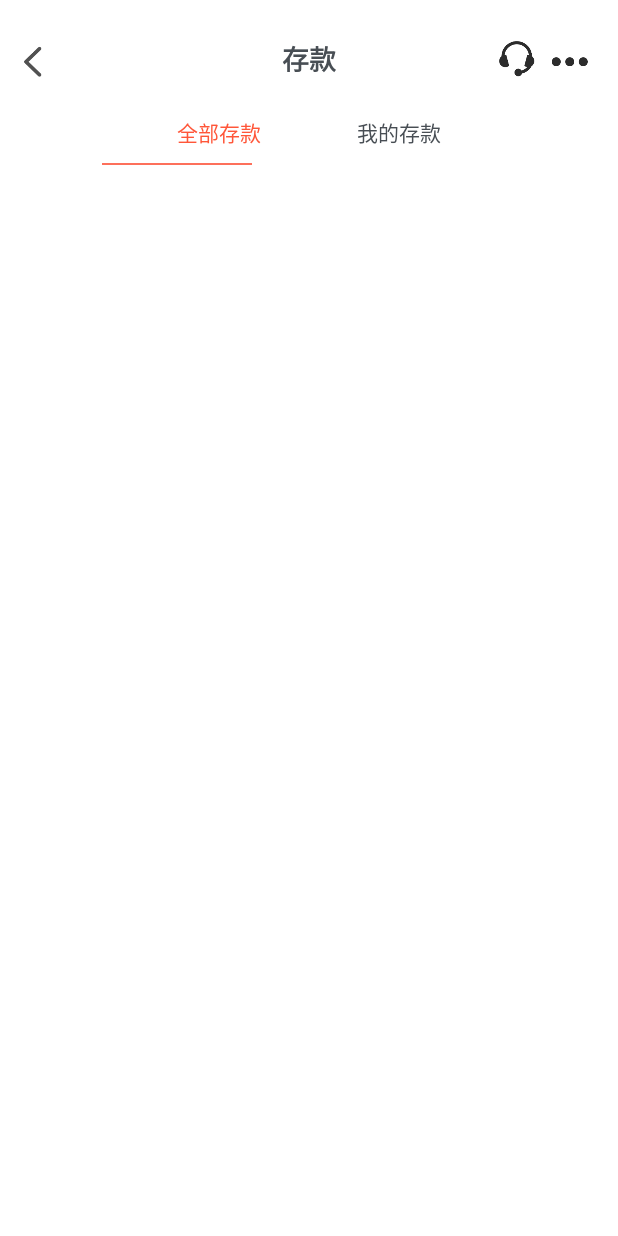
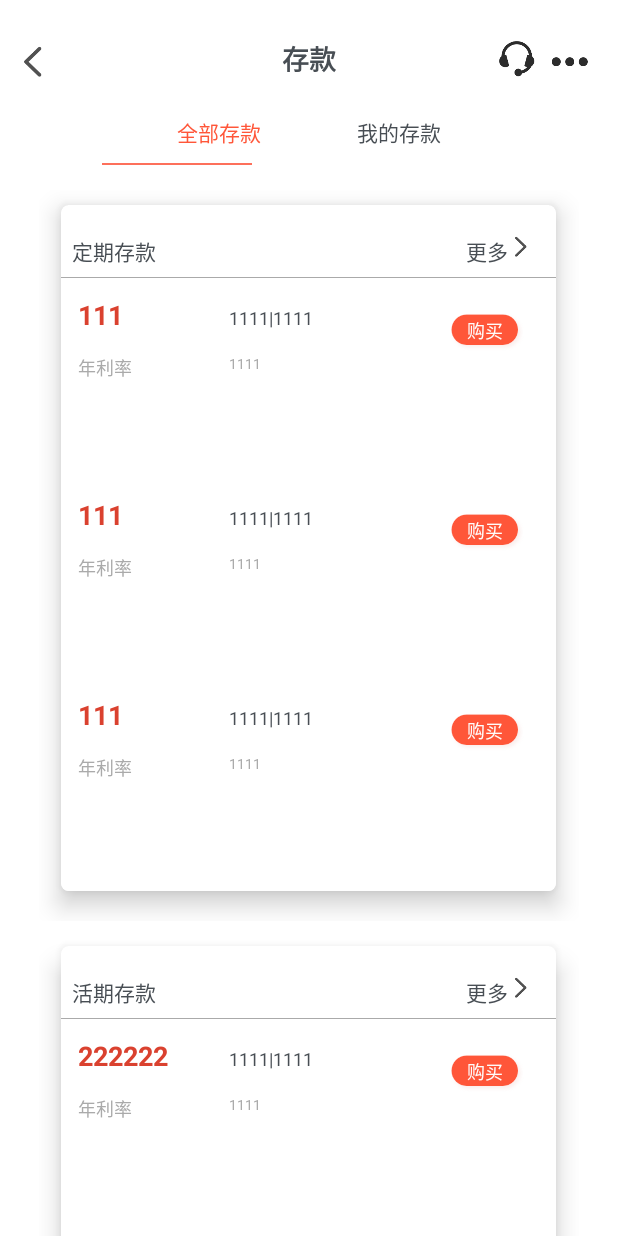
Before and after one commit to fiveobj/bank, an Android app: the DepositActivity screen opened directly, with no data from a screen before it, on a phone screen of 412 x 824 dp. Run offline under Robolectric (Android 15) with nearby library versions, the phone set to English and light mode, and no system bars.

Commit message:
实现全部存款界面，界面item差一点美化

```diff
--- /dev/null
+++ b/app/src/main/java/com/example/bank/VIEW/CustomShadowView.java
@@ -0,0 +1,30 @@
+package com.example.bank.VIEW;
+
+import android.content.Context;
+import android.graphics.Canvas;
+import android.graphics.Color;
+import android.graphics.Paint;
+import android.graphics.RectF;
+import android.util.AttributeSet;
+import android.view.View;
+
+//阴影view
+public class CustomShadowView extends View {
+    private Paint mPaint;
+
+    public CustomShadowView(Context context, AttributeSet attrs) {
+        super(context, attrs);
+        mPaint = new Paint();
+        mPaint.setColor(Color.YELLOW);
+        this.setLayerType(View.LAYER_TYPE_SOFTWARE, null);
+    }
+
+    @Override
+    protected void onDraw(Canvas canvas) {
+        super.onDraw(canvas);
+        //绘制阴影，param1：模糊半径；param2：x轴大小：param3：y轴大小；param4：阴影颜色
+        mPaint.setShadowLayer(10F, 15F, 15F, Color.GRAY);
+        RectF rect = new RectF(0 , 0, 1000, 2000);
+        canvas.drawRoundRect(rect, (float)200, (float)75, mPaint);
+    }
+}
--- /dev/null
+++ b/app/src/main/java/com/example/bank/adapter/Money_deposit_all_adapter.java
@@ -0,0 +1,71 @@
+package com.example.bank.adapter;
+
+import android.content.Context;
+import android.util.Log;
+import android.view.LayoutInflater;
+import android.view.View;
+import android.view.ViewGroup;
+import android.widget.LinearLayout;
+import android.widget.TextView;
+
+import androidx.annotation.NonNull;
+import androidx.recyclerview.widget.GridLayoutManager;
+import androidx.recyclerview.widget.LinearLayoutManager;
+import androidx.recyclerview.widget.RecyclerView;
+
+import com.example.bank.R;
+import com.example.bank.myclass.Money_deposit_all_item1;
+import com.example.bank.myclass.Money_deposit_all_item2;
+import com.example.bank.myclass.Money_fItem;
+
+import java.util.ArrayList;
+
+public class Money_deposit_all_adapter extends RecyclerView.Adapter<RecyclerView.ViewHolder> {
+
+    private Context context;
+    private ArrayList<Money_deposit_all_item1> list = new ArrayList<>();
+    private ArrayList<Money_deposit_all_item2> list1=new ArrayList<>();
+
+    public Money_deposit_all_adapter(Context context, ArrayList<Money_deposit_all_item1> list)
+    {
+        this.context=context;
+        this.list=list;
+        this.list1=list1;
+    }
+    @NonNull
+    @Override
+    public RecyclerView.ViewHolder onCreateViewHolder(@NonNull ViewGroup parent, int viewType) {
+        ViewHolder viewHolder=new ViewHolder(LayoutInflater.from(context).inflate(R.layout.item_money_all_deposit_fragment,parent,false));
+
+        return viewHolder;
+    }
+
+    @Override
+    public void onBindViewHolder(@NonNull RecyclerView.ViewHolder holder, int position) {
+        ViewHolder vh=(ViewHolder) holder;
+        vh.name.setText(list.get(position).getName());
+        Log.d("adapter1",list.get(position).getName());
+        Money_deposit_all_son_adapter adapter=new Money_deposit_all_son_adapter(context,list.get(position).getList());
+        GridLayoutManager gridLayoutManager=new GridLayoutManager(context,1,GridLayoutManager.VERTICAL,false);
+        gridLayoutManager.setOrientation(LinearLayoutManager.VERTICAL);
+        vh.recyc2.setLayoutManager(gridLayoutManager);
+        vh.recyc2.setAdapter(adapter);
+
+
+    }
+
+    @Override
+    public int getItemCount() {
+        return list.size();
+    }
+
+    class ViewHolder extends RecyclerView.ViewHolder{
+        private TextView name;
+        private RecyclerView recyc2;
+        public ViewHolder(@NonNull View itemView) {
+            super(itemView);
+            name=itemView.findViewById(R.id.item_money_all_deposit_ftv);
+            recyc2=itemView.findViewById(R.id.item_money_all_deposit_frecyc);
+        }
+    }
+}
--- /dev/null
+++ b/app/src/main/java/com/example/bank/adapter/Money_deposit_all_son_adapter.java
@@ -0,0 +1,67 @@
+package com.example.bank.adapter;
+
+import android.content.Context;
+import android.view.LayoutInflater;
+import android.view.View;
+import android.view.ViewGroup;
+import android.widget.ImageView;
+import android.widget.RelativeLayout;
+import android.widget.TextView;
+
+import androidx.annotation.NonNull;
+import androidx.recyclerview.widget.RecyclerView;
+
+import com.example.bank.R;
+import com.example.bank.myclass.Money_deposit_all_item2;
+
+import java.util.ArrayList;
+
+public class Money_deposit_all_son_adapter extends RecyclerView.Adapter<RecyclerView.ViewHolder> {
+
+    private Context context;
+    private ArrayList<Money_deposit_all_item2> list=new ArrayList<>();
+
+    Money_deposit_all_son_adapter(Context context, ArrayList<Money_deposit_all_item2> list)
+    {
+        this.context=context;
+        this.list=list;
+    }
+    @NonNull
+    @Override
+    public RecyclerView.ViewHolder onCreateViewHolder(@NonNull ViewGroup parent, int viewType) {
+        View view=LayoutInflater.from(context).inflate(R.layout.item_money_all_deposit_fragment1,parent,false);
+        ViewHolder viewHolder=new ViewHolder(view);
+        view.setLayoutParams(new RelativeLayout.LayoutParams(ViewGroup.LayoutParams.WRAP_CONTENT, 200));
+        return viewHolder;
+    }
+
+    @Override
+    public void onBindViewHolder(@NonNull RecyclerView.ViewHolder holder, int position) {
+        ViewHolder vh=(ViewHolder) holder;
+        vh.rate.setText(list.get(position).getRate());
+        vh.time.setText(list.get(position).getTime());
+        vh.money.setText(list.get(position).getMoneystart());
+        vh.brief.setText(list.get(position).getBrief());
+
+
+    }
+
+    @Override
+    public int getItemCount() {
+        return list.size();
+    }
+
+    class ViewHolder extends RecyclerView.ViewHolder{
+
+        private TextView rate,time,money,brief;
+        private ImageView button;
+        public ViewHolder(@NonNull View itemView) {
+            super(itemView);
+            rate=itemView.findViewById(R.id.item_money_all_deposit_f1rate);
+            time=itemView.findViewById(R.id.item_money_all_deposit_f1time);
+            money=itemView.findViewById(R.id.item_money_all_deposit_f1money);
+            brief=itemView.findViewById(R.id.item_money_all_deposit_f1brief);
+            button=itemView.findViewById(R.id.item_money_all_deposit_f1bue);
+        }
+    }
+}
--- a/app/src/main/java/com/example/bank/deposit/DepositActivity.java
+++ b/app/src/main/java/com/example/bank/deposit/DepositActivity.java
@@ -5,6 +5,8 @@ import androidx.core.content.ContextCompat;
 import androidx.core.view.ViewCompat;
 import androidx.viewpager.widget.ViewPager;
 
+import android.app.FragmentManager;
+import android.app.FragmentTransaction;
 import android.os.Bundle;
 import android.view.View;
 import android.view.animation.Animation;
@@ -13,6 +15,7 @@ import android.widget.ImageView;
 import android.widget.TableLayout;
 
 import com.example.bank.R;
+import com.example.bank.fragment.homeFragment;
 import com.google.android.material.tabs.TabLayout;
 
 import java.util.ArrayList;
@@ -20,6 +23,8 @@ import java.util.List;
 
 public class DepositActivity extends AppCompatActivity {
 
+    private FragmentManager manager;
+    private FragmentTransaction transaction;
 
     private ImageView test;
     @Override
@@ -42,5 +47,10 @@ public class DepositActivity extends AppCompatActivity {
                 test.startAnimation(animation);
             }
         });
+
+        manager=getFragmentManager();
+        transaction=manager.beginTransaction();
+        transaction.add(R.id.deposit_layout,new MoneyAllDepositFragment());
+        transaction.commit();
     }
 }
--- /dev/null
+++ b/app/src/main/java/com/example/bank/deposit/MoneyAllDepositFragment.java
@@ -0,0 +1,105 @@
+package com.example.bank.deposit;
+
+import android.os.Bundle;
+
+import androidx.fragment.app.Fragment;
+import androidx.recyclerview.widget.GridLayoutManager;
+import androidx.recyclerview.widget.LinearLayoutManager;
+import androidx.recyclerview.widget.RecyclerView;
+
+import android.util.Log;
+import android.view.LayoutInflater;
+import android.view.View;
+import android.view.ViewGroup;
+
+import com.example.bank.R;
+import com.example.bank.adapter.Money_deposit_all_adapter;
+import com.example.bank.myclass.Money_deposit_all_item1;
+import com.example.bank.myclass.Money_deposit_all_item2;
+import com.example.bank.tool.SpaceItemDecoration;
+
+import java.util.ArrayList;
+
+/**
+ * A simple {@link Fragment} subclass.
+ * Use the {@link MoneyAllDepositFragment#newInstance} factory method to
+ * create an instance of this fragment.
+ */
+public class MoneyAllDepositFragment extends android.app.Fragment {
+
+    // TODO: Rename parameter arguments, choose names that match
+    // the fragment initialization parameters, e.g. ARG_ITEM_NUMBER
+    private static final String ARG_PARAM1 = "param1";
+    private static final String ARG_PARAM2 = "param2";
+
+    // TODO: Rename and change types of parameters
+    private String mParam1;
+    private String mParam2;
+
+    public MoneyAllDepositFragment() {
+        // Required empty public constructor
+    }
+
+    /**
+     * Use this factory method to create a new instance of
+     * this fragment using the provided parameters.
+     *
+     * @param param1 Parameter 1.
+     * @param param2 Parameter 2.
+     * @return A new instance of fragment MoneyAllDepositFragment.
+     */
+    // TODO: Rename and change types and number of parameters
+    public static MoneyAllDepositFragment newInstance(String param1, String param2) {
+        MoneyAllDepositFragment fragment = new MoneyAllDepositFragment();
+        Bundle args = new Bundle();
+        args.putString(ARG_PARAM1, param1);
+        args.putString(ARG_PARAM2, param2);
+        fragment.setArguments(args);
+        return fragment;
+    }
+
+    @Override
+    public void onCreate(Bundle savedInstanceState) {
+        super.onCreate(savedInstanceState);
+        if (getArguments() != null) {
+            mParam1 = getArguments().getString(ARG_PARAM1);
+            mParam2 = getArguments().getString(ARG_PARAM2);
+        }
+    }
+
+    private RecyclerView deposit_all_recyc;
+    private Money_deposit_all_adapter adapter;
+    private ArrayList<Money_deposit_all_item1> list1=new ArrayList<>();
+    private ArrayList<Money_deposit_all_item2> list2=new ArrayList<>();
+    private ArrayList<Money_deposit_all_item2> list3=new ArrayList<>();
+
+    @Override
+    public View onCreateView(LayoutInflater inflater, ViewGroup container,
+                             Bundle savedInstanceState) {
+        // Inflate the layout for this fragment
+        View view=inflater.inflate(R.layout.fragment_money_all_deposit, container, false);
+        deposit_all_recyc=view.findViewById(R.id.fragment_money_all_recyc);
+
+        list2.add(new Money_deposit_all_item2("111","1111","1111","1111"));
+        list2.add(new Money_deposit_all_item2("111","1111","1111","1111"));
+        list2.add(new Money_deposit_all_item2("111","1111","1111","1111"));
+        list3.add(new Money_deposit_all_item2("222222","1111","1111","1111"));
+        list3.add(new Money_deposit_all_item2("112221","1111","1111","1111"));
+        list3.add(new Money_deposit_all_item2("112221","1111","1111","1111"));
+        list1.add(new Money_deposit_all_item1("定期存款",list2));
+        list1.add(new Money_deposit_all_item1("活期存款",list3));
+        list1.add(new Money_deposit_all_item1("定活两便",list2));
+        adapter=new Money_deposit_all_adapter(getActivity(),list1);
+        Log.d("list1",list1.get(0).getName().toString());
+        GridLayoutManager gridLayoutManager = new GridLayoutManager(this.getActivity(), 1, GridLayoutManager.VERTICAL, false);
+        gridLayoutManager.setOrientation(LinearLayoutManager.VERTICAL);
+        deposit_all_recyc.setLayoutManager(gridLayoutManager);
+        deposit_all_recyc.addItemDecoration(new SpaceItemDecoration(0,10));
+        deposit_all_recyc.setAdapter(adapter);
+
+
+
+
+        return view;
+    }
+}
--- /dev/null
+++ b/app/src/main/java/com/example/bank/myclass/Money_deposit_all_item1.java
@@ -0,0 +1,25 @@
+package com.example.bank.myclass;
+
+import java.util.ArrayList;
+
+public class Money_deposit_all_item1 {
+    private String name;
+    private ArrayList<Money_deposit_all_item2> list=new ArrayList<>();
+    public Money_deposit_all_item1(String name,ArrayList<Money_deposit_all_item2> list)
+    {
+        this.list=list;
+        this.name=name;
+    }
+
+    public String getName() {
+        return name;
+    }
+
+    public void setName(String name) {
+        this.name = name;
+    }
+
+    public ArrayList<Money_deposit_all_item2> getList() {
+        return list;
+    }
+}
--- /dev/null
+++ b/app/src/main/java/com/example/bank/myclass/Money_deposit_all_item2.java
@@ -0,0 +1,44 @@
+package com.example.bank.myclass;
+
+public class Money_deposit_all_item2 {
+    private String rate,time,moneystart,brief;
+    public Money_deposit_all_item2(String rate, String time, String moneystart, String brief)
+    {
+        this.brief=brief;
+        this.moneystart=moneystart;
+        this.time=time;
+        this.rate=rate;
+    }
+
+    public String getTime() {
+        return time;
+    }
+
+    public String getRate() {
+        return rate;
+    }
+
+    public String getBrief() {
+        return brief;
+    }
+
+    public String getMoneystart() {
+        return moneystart;
+    }
+
+    public void setTime(String time) {
+        this.time = time;
+    }
+
+    public void setRate(String rate) {
+        this.rate = rate;
+    }
+
+    public void setBrief(String brief) {
+        this.brief = brief;
+    }
+
+    public void setMoneystart(String moneystart) {
+        this.moneystart = moneystart;
+    }
+}
--- a/app/src/main/java/com/example/bank/tool/SpaceItemDecoration.java
+++ b/app/src/main/java/com/example/bank/tool/SpaceItemDecoration.java
@@ -6,6 +6,8 @@ import android.view.View;
 
 import androidx.recyclerview.widget.LinearLayoutManager;
 import androidx.recyclerview.widget.RecyclerView;
+
+//设置recyclverview间距
 
 public class SpaceItemDecoration extends RecyclerView.ItemDecoration{
     private int leftRight;
--- /dev/null
+++ b/app/src/main/res/drawable/show_view.xml
@@ -0,0 +1,27 @@
+<?xml version="1.0" encoding="utf-8"?>
+<layer-list xmlns:android="http://schemas.android.com/apk/res/android">
+    <!-- 阴影图片，android:left表示阴影图片左边到背景图片左边的距离
+    android:top表示阴影图片上边到背景图片上边的距离-->
+    <item   android:left="3dp"
+        android:top="3dp"
+        android:right="3dp"
+        android:bottom="3dp"
+        >
+        <shape>
+            <corners android:radius="5dp"/>
+            <solid android:color="#EBEBEB"/>
+        </shape>
+    </item>
+
+    <!-- 背景图片，android:right表示阴影图片右边到背景图片右边的距离
+    android:bottom表示阴影图片下边到背景图片下边的距离-->
+    <item   android:bottom="5dp"
+        android:right="5dp"
+        android:left="5dp"
+        android:top="5dp">
+        <shape>
+            <corners android:radius="5dp"/>
+            <solid android:color="@color/white"/>
+        </shape>
+    </item>
+</layer-list>
--- a/app/src/main/res/layout/activity_deposit.xml
+++ b/app/src/main/res/layout/activity_deposit.xml
@@ -76,4 +76,12 @@
         android:layout_marginLeft="68dp"
         />
 
+    <RelativeLayout
+        android:id="@+id/deposit_layout"
+        android:layout_marginTop="10dp"
+        android:layout_width="match_parent"
+        android:layout_height="match_parent">
+
+    </RelativeLayout>
+
 </LinearLayout>
--- /dev/null
+++ b/app/src/main/res/layout/fragment_money_all_deposit.xml
@@ -0,0 +1,17 @@
+<?xml version="1.0" encoding="utf-8"?>
+<RelativeLayout xmlns:android="http://schemas.android.com/apk/res/android"
+    xmlns:tools="http://schemas.android.com/tools"
+    android:layout_width="match_parent"
+    android:layout_height="match_parent"
+    tools:context=".deposit.MoneyAllDepositFragment">
+
+
+   <androidx.recyclerview.widget.RecyclerView
+       android:layout_width="wrap_content"
+       android:layout_height="wrap_content"
+       android:id="@+id/fragment_money_all_recyc"
+       android:layout_centerHorizontal="true"
+       android:background="@color/white"
+       />
+
+</RelativeLayout>
--- /dev/null
+++ b/app/src/main/res/layout/item_money_all_deposit_fragment.xml
@@ -0,0 +1,76 @@
+<?xml version="1.0" encoding="utf-8"?>
+<LinearLayout xmlns:android="http://schemas.android.com/apk/res/android"
+    android:layout_width="360dp"
+    xmlns:app="http://schemas.android.com/apk/res-auto"
+    android:layout_gravity="center"
+    android:layout_height="wrap_content"
+    android:background="@color/white"
+    android:orientation="vertical">
+
+<androidx.cardview.widget.CardView
+    android:layout_marginTop="10dp"
+    android:layout_width="wrap_content"
+    android:layout_height="wrap_content"
+    android:layout_centerHorizontal="true"
+    app:cardCornerRadius="5dp"
+    app:cardElevation="10dp"
+    android:layout_gravity="center_horizontal"
+    >
+    <RelativeLayout
+        android:layout_width="330dp"
+        android:layout_height="wrap_content"
+        android:layout_marginTop="20dp"
+        android:layout_gravity="center_horizontal">
+
+        <TextView
+            android:id="@+id/item_money_all_deposit_ftv"
+            android:layout_width="wrap_content"
+            android:layout_height="wrap_content"
+            android:layout_marginLeft="7dp"
+            android:text="活期存款"
+            android:textColor="#ff484e54"
+            android:textSize="14sp" />
+
+        <TextView
+            android:layout_width="wrap_content"
+            android:layout_height="wrap_content"
+            android:text="更多"
+            android:textColor="#ff484e54"
+            android:textSize="14sp"
+            android:layout_alignParentRight="true"
+            android:layout_marginRight="32dp"
+            />
+
+        <ImageView
+            android:layout_width="wrap_content"
+            android:layout_height="wrap_content"
+            android:src="@mipmap/my_more"
+            android:layout_marginRight="15dp"
+            android:layout_alignParentRight="true"/>
+    </RelativeLayout>
+
+    <ImageView
+        android:layout_width="330dp"
+        android:layout_height="0.5dp"
+        android:background="#AAAAAA"
+        android:layout_marginTop="48dp"
+        android:layout_centerHorizontal="true"
+        android:layout_gravity="center_horizontal"/>
+
+    <androidx.recyclerview.widget.RecyclerView
+        android:id="@+id/item_money_all_deposit_frecyc"
+        android:layout_width="330dp"
+        android:layout_height="wrap_content"
+        android:layout_centerHorizontal="true"
+        android:layout_marginTop="57dp"
+        android:layout_gravity="center_horizontal"/>
+</androidx.cardview.widget.CardView>
+
+    <ImageView
+        android:layout_width="match_parent"
+        android:layout_marginTop="10dp"
+        android:layout_height="10dp"
+        android:layout_alignParentBottom="true"/>
+
+
+</LinearLayout>
--- /dev/null
+++ b/app/src/main/res/layout/item_money_all_deposit_fragment1.xml
@@ -0,0 +1,100 @@
+<?xml version="1.0" encoding="utf-8"?>
+<LinearLayout xmlns:android="http://schemas.android.com/apk/res/android"
+    android:layout_width="match_parent"
+    android:layout_height="90dp"
+    android:orientation="vertical"
+    android:background="@color/white">
+<RelativeLayout
+    android:layout_width="match_parent"
+    android:layout_height="wrap_content"
+    android:layout_marginTop="3dp"
+    >
+
+    <TextView
+        android:id="@+id/item_money_all_deposit_f1rate"
+        android:layout_width="wrap_content"
+        android:layout_height="wrap_content"
+        android:layout_marginLeft="11dp"
+        android:text="0.72%"
+        android:textColor="#ffda412f"
+        android:textSize="18sp"
+        android:textStyle="bold" />
+    <LinearLayout
+        android:layout_width="wrap_content"
+        android:layout_height="wrap_content"
+        android:layout_marginTop="6dp"
+        android:layout_marginLeft="112dp"
+        >
+        <TextView
+            android:id="@+id/item_money_all_deposit_f1time"
+            android:layout_width="wrap_content"
+            android:layout_height="wrap_content"
+            android:text="3个月-5年"
+            android:textColor="#ff484e54"
+            android:textSize="12sp"
+            />
+        <TextView
+            android:layout_width="wrap_content"
+            android:layout_height="wrap_content"
+            android:text="|"
+            android:textColor="#ff484e54"
+            android:textSize="12sp"
+            />
+        <TextView
+            android:id="@+id/item_money_all_deposit_f1money"
+            android:layout_width="wrap_content"
+            android:layout_height="wrap_content"
+            android:text="50元起存"
+            android:textColor="#ff484e54"
+            android:textSize="12sp"
+            />
+    </LinearLayout>
+
+    <RelativeLayout
+        android:layout_width="wrap_content"
+        android:layout_height="wrap_content"
+        android:layout_alignParentRight="true"
+        android:layout_marginRight="19dp"
+        android:layout_marginTop="9dp"
+        >
+        <ImageView
+            android:id="@+id/item_money_all_deposit_f1bue"
+            android:layout_width="wrap_content"
+            android:layout_height="wrap_content"
+            android:background="@mipmap/deposit_bue"
+            />
+        <TextView
+            android:layout_width="wrap_content"
+            android:layout_height="wrap_content"
+            android:text="购买"
+            android:textColor="#fffffbfa"
+            android:textSize="12sp"
+           android:layout_marginTop="4.5dp"
+            android:layout_marginLeft="13dp"
+            />
+    </RelativeLayout>
+
+</RelativeLayout>
+    <RelativeLayout
+        android:layout_width="match_parent"
+        android:layout_height="wrap_content"
+        >
+        <TextView
+            android:layout_width="wrap_content"
+            android:layout_height="wrap_content"
+            android:text="年利率"
+            android:textColor="#ffaaaaaa"
+            android:textSize="12sp"
+            android:layout_marginLeft="11dp"
+            />
+        <TextView
+            android:id="@+id/item_money_all_deposit_f1brief"
+            android:layout_width="130dp"
+            android:layout_height="wrap_content"
+            android:text="随时存取，灵活度大"
+            android:textColor="#ffaaaaaa"
+            android:textSize="9sp"
+            android:layout_marginLeft="112dp"
+            />
+    </RelativeLayout>
+</LinearLayout>
```
Also changed, not shown: app/src/main/res/mipmap-xxhdpi/deposit_bue.png (added).
